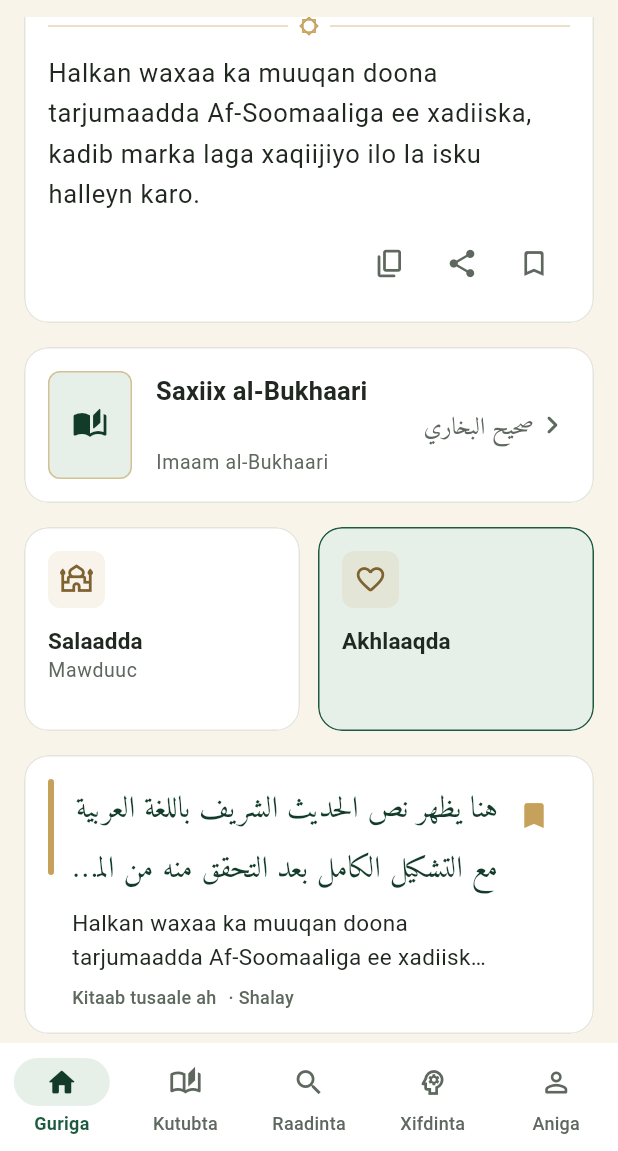
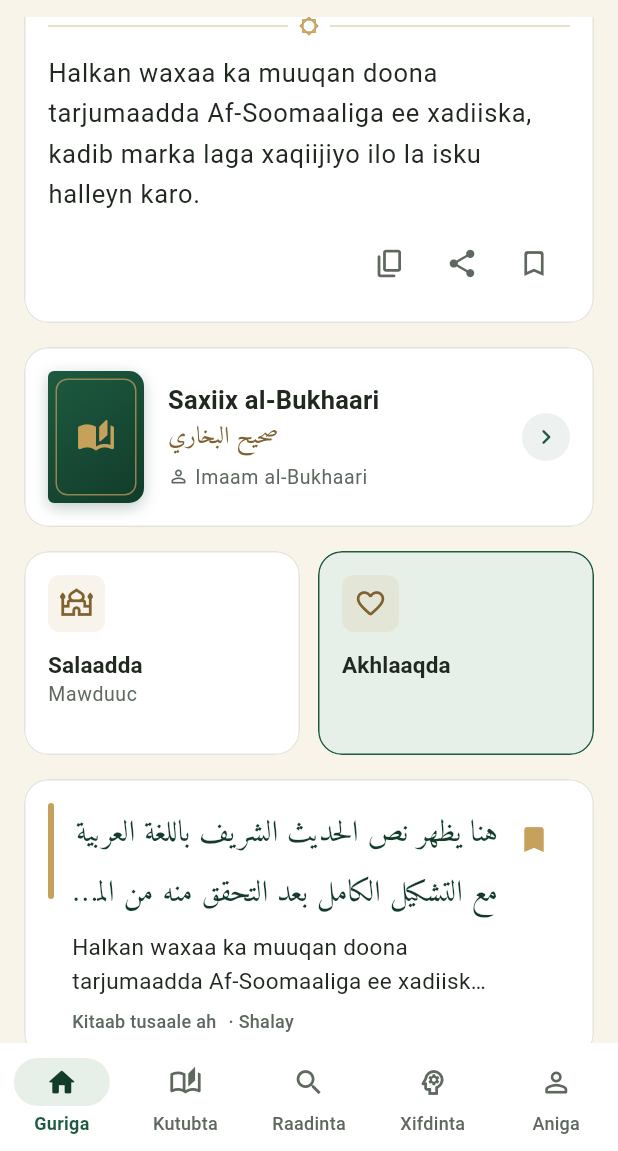
Before and after one commit to ahmedgureey/axaadiithsax, a Flutter app: the DesignSystemScreen screen opened directly, scrolled down 2304 dp, on a phone screen of 412 x 824 dp, the part 85-1236 px from its top. Run offline on Flutter 3.47's test engine with Material 3 defaults, Android fonts, the phone set to English and light mode, and no system bars; our stand-ins replace flutter_local_notifications, flutter_timezone, go_router, just_audio, share_plus, shared_preferences and 2 more; accounts and stored records are empty; network calls fail.

Commit message:
Forced update to 1.0.11 (build 12): APK in apk/, update.json min_build 12
- Short Somali topic titles for all 42 hadith; book name Arbaciin Al-Nawawi
- Professional book card; quiz: more question types and success message
- update.json links straight to apk/Xadiith-App.apk (universal, versionCode 3012)

Co-Authored-By: Claude Opus 5.5 <noreply@anthropic.com>

```diff
--- a/lib/core/app_info.dart
+++ b/lib/core/app_info.dart
@@ -3,15 +3,20 @@
 /// The version mirrors `version:` in pubspec.yaml (a unit test fails if they
 /// drift), so the About screen never shows an invented number and no extra
 /// package is needed to read it at runtime.
+///
+/// Update APK (`apk/Xadiith-App.apk`, linked from update.json): build it as a
+/// universal APK with `--build-number=<3000 + buildNumber>` so its Android
+/// versionCode is above every split APK (arm64 = 2000+N, armv7 = 1000+N) and
+/// installs over any earlier build. The update check uses [buildNumber].
 abstract final class AppInfo {
   static const name = 'Xadiith App';
   static const tagline = 'Axaadiista Nabiga ﷺ';
 
-  /// `version` part of pubspec `version: 1.0.10+11`.
-  static const version = '1.0.10';
+  /// `version` part of pubspec `version: 1.0.11+12`.
+  static const version = '1.0.11';
 
-  /// Build number part of pubspec `version: 1.0.10+11`.
-  static const buildNumber = '11';
+  /// Build number part of pubspec `version: 1.0.11+12`.
+  static const buildNumber = '12';
 
   static const pubspecVersion = '$version+$buildNumber';
 }
--- a/lib/core/widgets/app_cards.dart
+++ b/lib/core/widgets/app_cards.dart
@@ -620,36 +620,86 @@ class BookCard extends StatelessWidget {
   Widget build(BuildContext context) {
     final scheme = context.colors;
     final c = context.appColors;
+    final isDark = scheme.brightness == Brightness.dark;
+    final coverTop = isDark ? scheme.primaryContainer : scheme.primary;
+    final coverBottom = isDark ? scheme.surfaceContainerHighest : scheme.tertiary;
     return AppCard(
       onTap: onTap,
       semanticLabel: titleSomali,
+      padding: const EdgeInsets.all(AppSpacing.md),
       child: Row(
+        crossAxisAlignment: CrossAxisAlignment.center,
         children: [
-          Container(
-            width: 56,
-            height: 72,
-            decoration: BoxDecoration(
-              color: scheme.primaryContainer,
-              borderRadius: AppRadius.smAll,
-              border: Border.all(color: c.gold.withValues(alpha: 0.6)),
+          // Book cover: dark green with a gold frame.
+          ExcludeSemantics(
+            child: Container(
+              width: 64,
+              height: 88,
+              decoration: BoxDecoration(
+                gradient: LinearGradient(
+                  begin: Alignment.topLeft,
+                  end: Alignment.bottomRight,
+                  colors: [coverTop, coverBottom],
+                ),
+                borderRadius: const BorderRadius.horizontal(left: Radius.circular(4), right: Radius.circular(10)),
+                boxShadow: [
+                  BoxShadow(color: coverBottom.withValues(alpha: 0.25), blurRadius: 8, offset: const Offset(0, 3)),
+                ],
+              ),
+              padding: const EdgeInsets.all(5),
+              child: DecoratedBox(
+                decoration: BoxDecoration(
+                  borderRadius: AppRadius.smAll,
+                  border: Border.all(color: c.gold.withValues(alpha: 0.7)),
+                ),
+                child: Center(child: Icon(Icons.auto_stories_rounded, color: c.gold, size: 26)),
+              ),
             ),
-            alignment: Alignment.center,
-            child: Icon(Icons.auto_stories_rounded, color: scheme.onPrimaryContainer),
           ),
           AppSpacing.gapMd,
           Expanded(
             child: Column(
               crossAxisAlignment: CrossAxisAlignment.start,
+              mainAxisSize: MainAxisSize.min,
               children: [
-                Text(titleSomali, style: context.textStyles.titleMedium),
-                if (titleArabic != null) ArabicText(titleArabic!, variant: ArabicTextVariant.label, maxLines: 1),
-                if (author != null) Text(author!, style: context.textStyles.bodySmall),
+                Text(
+                  titleSomali,
+                  style: context.textStyles.titleMedium?.copyWith(fontWeight: FontWeight.w700),
+                  maxLines: 2,
+                  overflow: TextOverflow.ellipsis,
+                ),
+                if (titleArabic != null)
+                  // `end` in the RTL region = aligned with the Somali text on the left.
+                  ArabicText(
+                    titleArabic!,
+                    variant: ArabicTextVariant.label,
+                    maxLines: 1,
+                    textAlign: TextAlign.end,
+                    color: c.goldText,
+                  ),
+                if (author != null) ...[
+                  AppSpacing.gapXxs,
+                  Row(
+                    children: [
+                      Icon(Icons.person_outline_rounded, size: 14, color: c.textSecondary),
+                      const SizedBox(width: AppSpacing.xxs),
+                      Flexible(
+                        child: Text(
+                          author!,
+                          style: context.textStyles.bodySmall,
+                          maxLines: 1,
+                          overflow: TextOverflow.ellipsis,
+                        ),
+                      ),
+                    ],
+                  ),
+                ],
                 if (description != null) ...[
                   AppSpacing.gapXxs,
-                  Text(description!, style: context.textStyles.bodySmall, maxLines: 3, overflow: TextOverflow.ellipsis),
+                  Text(description!, style: context.textStyles.bodySmall, maxLines: 2, overflow: TextOverflow.ellipsis),
                 ],
                 if (countLabel != null || badges.isNotEmpty) ...[
-                  AppSpacing.gapXs,
+                  AppSpacing.gapSm,
                   Wrap(
                     spacing: AppSpacing.xxs,
                     runSpacing: AppSpacing.xxs,
@@ -662,7 +712,13 @@ class BookCard extends StatelessWidget {
               ],
             ),
           ),
-          Icon(Icons.chevron_right_rounded, color: c.textSecondary),
+          AppSpacing.gapXs,
+          Container(
+            width: 32,
+            height: 32,
+            decoration: BoxDecoration(color: scheme.primary.withValues(alpha: 0.08), shape: BoxShape.circle),
+            child: Icon(Icons.chevron_right_rounded, size: 20, color: scheme.primary),
+          ),
         ],
       ),
     );
--- a/lib/features/quiz/presentation/widgets/quiz_question_card.dart
+++ b/lib/features/quiz/presentation/widgets/quiz_question_card.dart
@@ -119,7 +119,7 @@ class QuizAnswerOption extends StatelessWidget {
               AppSpacing.gapSm,
               Expanded(
                 child: arabic
-                    ? ArabicText(text, variant: ArabicTextVariant.label)
+                    ? ArabicText(text, variant: ArabicTextVariant.label, fontSize: 22)
                     : Text(text, style: context.textStyles.bodyMedium),
               ),
               if (icon != null) ...[
--- a/pubspec.yaml
+++ b/pubspec.yaml
@@ -16,7 +16,7 @@ publish_to: 'none' # Remove this line if you wish to publish to pub.dev
 # https://developer.apple.com/library/archive/documentation/General/Reference/InfoPlistKeyReference/Articles/CoreFoundationKeys.html
 # In Windows, build-name is used as the major, minor, and patch parts
 # of the product and file versions while build-number is used as the build suffix.
-version: 1.0.10+11
+version: 1.0.11+12
 
 environment:
   sdk: ^3.13.5
```
Also changed, not shown: assets/data/nawawi40_study.json (+33 -33 lines), lib/features/quiz/domain/quiz_generator.dart (+129 -4 lines), lib/features/quiz/domain/quiz_models.dart (+6 -1 lines), lib/features/quiz/presentation/quiz_results_screen.dart (+5 -2 lines), update.json (+5 -5 lines), assets/data/nawawi40.json, 4 other files.
